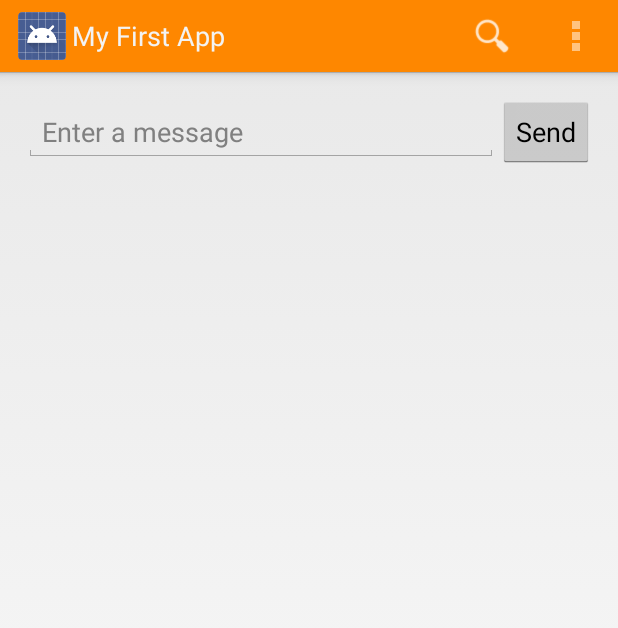
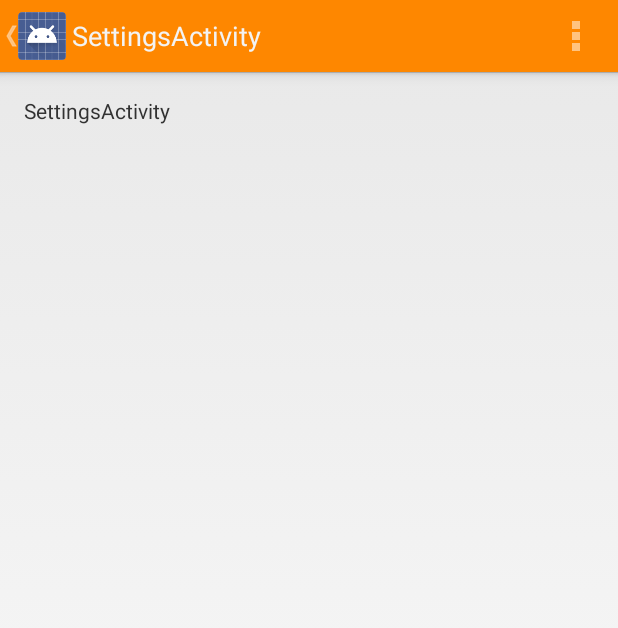
Before and after one commit to jhartshorn/AndroidDevTutorial, an Android app: the screen it shows after launch (MainActivity before the commit, SettingsActivity after it), in the options menu, after a tap on "Settings", on a phone screen of 412 x 824 dp. Shown: the top 628 px of the screen. Run offline under Robolectric (Android 15) with nearby library versions, the phone set to English and light mode, and no system bars.

Commit message:
Added activities for Search and Settings

```diff
--- a/app/src/main/java/com/example/james/myfirstapp/MainActivity.java
+++ b/app/src/main/java/com/example/james/myfirstapp/MainActivity.java
@@ -35,20 +35,34 @@ public class MainActivity extends Activity {
 
     @Override
     public boolean onOptionsItemSelected(MenuItem item) {
-        // Handle action bar item clicks here. The action bar will
-        // automatically handle clicks on the Home/Up button, so long
-        // as you specify a parent activity in AndroidManifest.xml.
-        int id = item.getItemId();
-
-        //noinspection SimplifiableIfStatement
-        if (id == R.id.action_settings) {
-            return true;
+        // Handle presses on the action bar items
+        switch (item.getItemId()) {
+            case R.id.action_search:
+                openSearch();
+                return true;
+            case R.id.action_settings:
+                openSettings();
+                return true;
+            default:
+                return super.onOptionsItemSelected(item);
         }
-
-        return super.onOptionsItemSelected(item);
     }
 
+    private void openSearch() {
+        Intent intent = new Intent(this, SearchActivity.class);
+        //EditText editText = (EditText) findViewById(R.id.search_message);
+        //String message = editText.getText().toString();
+        //intent.putExtra(EXTRA_MESSAGE, message);
+        startActivity(intent);
+    }
 
+    private void openSettings() {
+        Intent intent = new Intent(this, SettingsActivity.class);
+        //EditText editText = (EditText) findViewById(R.id.settings_message);
+        //String message = editText.getText().toString();
+        //intent.putExtra(EXTRA_MESSAGE, message);
+        startActivity(intent);
+    }
 
     /** Called when the user clicks the Send button */
     public void sendMessage(View view) {
@@ -58,4 +72,6 @@ public class MainActivity extends Activity {
         intent.putExtra(EXTRA_MESSAGE, message);
         startActivity(intent);
     }
+
+
 }
--- /dev/null
+++ b/app/src/main/java/com/example/james/myfirstapp/SearchActivity.java
@@ -0,0 +1,39 @@
+package com.example.james.myfirstapp;
+
+import android.app.Activity;
+import android.os.Bundle;
+import android.view.Menu;
+import android.view.MenuItem;
+
+
+public class SearchActivity extends Activity {
+
+    @Override
+    protected void onCreate(Bundle savedInstanceState) {
+        super.onCreate(savedInstanceState);
+        setContentView(R.layout.activity_search);
+    }
+
+
+    @Override
+    public boolean onCreateOptionsMenu(Menu menu) {
+        // Inflate the menu; this adds items to the action bar if it is present.
+        getMenuInflater().inflate(R.menu.menu_search, menu);
+        return true;
+    }
+
+    @Override
+    public boolean onOptionsItemSelected(MenuItem item) {
+        // Handle action bar item clicks here. The action bar will
+        // automatically handle clicks on the Home/Up button, so long
+        // as you specify a parent activity in AndroidManifest.xml.
+        int id = item.getItemId();
+
+        //noinspection SimplifiableIfStatement
+        if (id == R.id.action_settings) {
+            return true;
+        }
+
+        return super.onOptionsItemSelected(item);
+    }
+}
--- /dev/null
+++ b/app/src/main/java/com/example/james/myfirstapp/SettingsActivity.java
@@ -0,0 +1,39 @@
+package com.example.james.myfirstapp;
+
+import android.app.Activity;
+import android.os.Bundle;
+import android.view.Menu;
+import android.view.MenuItem;
+
+
+public class SettingsActivity extends Activity {
+
+    @Override
+    protected void onCreate(Bundle savedInstanceState) {
+        super.onCreate(savedInstanceState);
+        setContentView(R.layout.activity_settings);
+    }
+
+
+    @Override
+    public boolean onCreateOptionsMenu(Menu menu) {
+        // Inflate the menu; this adds items to the action bar if it is present.
+        getMenuInflater().inflate(R.menu.menu_settings, menu);
+        return true;
+    }
+
+    @Override
+    public boolean onOptionsItemSelected(MenuItem item) {
+        // Handle action bar item clicks here. The action bar will
+        // automatically handle clicks on the Home/Up button, so long
+        // as you specify a parent activity in AndroidManifest.xml.
+        int id = item.getItemId();
+
+        //noinspection SimplifiableIfStatement
+        if (id == R.id.action_settings) {
+            return true;
+        }
+
+        return super.onOptionsItemSelected(item);
+    }
+}
--- /dev/null
+++ b/app/src/main/res/layout/activity_settings.xml
@@ -0,0 +1,12 @@
+<RelativeLayout xmlns:android="http://schemas.android.com/apk/res/android"
+    xmlns:tools="http://schemas.android.com/tools" android:layout_width="match_parent"
+    android:layout_height="match_parent" android:paddingLeft="@dimen/activity_horizontal_margin"
+    android:paddingRight="@dimen/activity_horizontal_margin"
+    android:paddingTop="@dimen/activity_vertical_margin"
+    android:paddingBottom="@dimen/activity_vertical_margin"
+    tools:context="com.example.james.myfirstapp.SettingsActivity">
+
+    <TextView android:text="@string/title_activity_settings" android:layout_width="wrap_content"
+        android:layout_height="wrap_content" />
+
+</RelativeLayout>
--- /dev/null
+++ b/app/src/main/res/menu/menu_search.xml
@@ -0,0 +1,6 @@
+<menu xmlns:android="http://schemas.android.com/apk/res/android"
+    xmlns:tools="http://schemas.android.com/tools"
+    tools:context="com.example.james.myfirstapp.SearchActivity">
+    <item android:id="@+id/action_settings" android:title="@string/action_settings"
+        android:orderInCategory="100" android:showAsAction="never" />
+</menu>
--- /dev/null
+++ b/app/src/main/res/menu/menu_settings.xml
@@ -0,0 +1,6 @@
+<menu xmlns:android="http://schemas.android.com/apk/res/android"
+    xmlns:tools="http://schemas.android.com/tools"
+    tools:context="com.example.james.myfirstapp.SettingsActivity">
+    <item android:id="@+id/action_settings" android:title="@string/action_settings"
+        android:orderInCategory="100" android:showAsAction="never" />
+</menu>
--- /dev/null
+++ b/app/src/main/res/values/ids.xml
@@ -0,0 +1,5 @@
+<?xml version="1.0" encoding="utf-8"?>
+<resources>
+    <item name="search_message" type="id">Search</item>
+    <item name="settings_message" type="id">Settings</item>
+</resources>
--- a/app/src/main/res/values/strings.xml
+++ b/app/src/main/res/values/strings.xml
@@ -9,6 +9,7 @@
     <string name="title_activity_main">MainActivity</string>
     <string name="title_activity_display_message">DisplayMessageActivity</string>
     <string name="action_search">Search</string>
-
+    <string name="title_activity_search">SearchActivity</string>
+    <string name="title_activity_settings">SettingsActivity</string>
 
 </resources>
```
Also changed, not shown: app/src/main/AndroidManifest.xml (+16 -0 lines), app/src/main/res/layout/activity_search.xml (added, +12 -0 lines).
